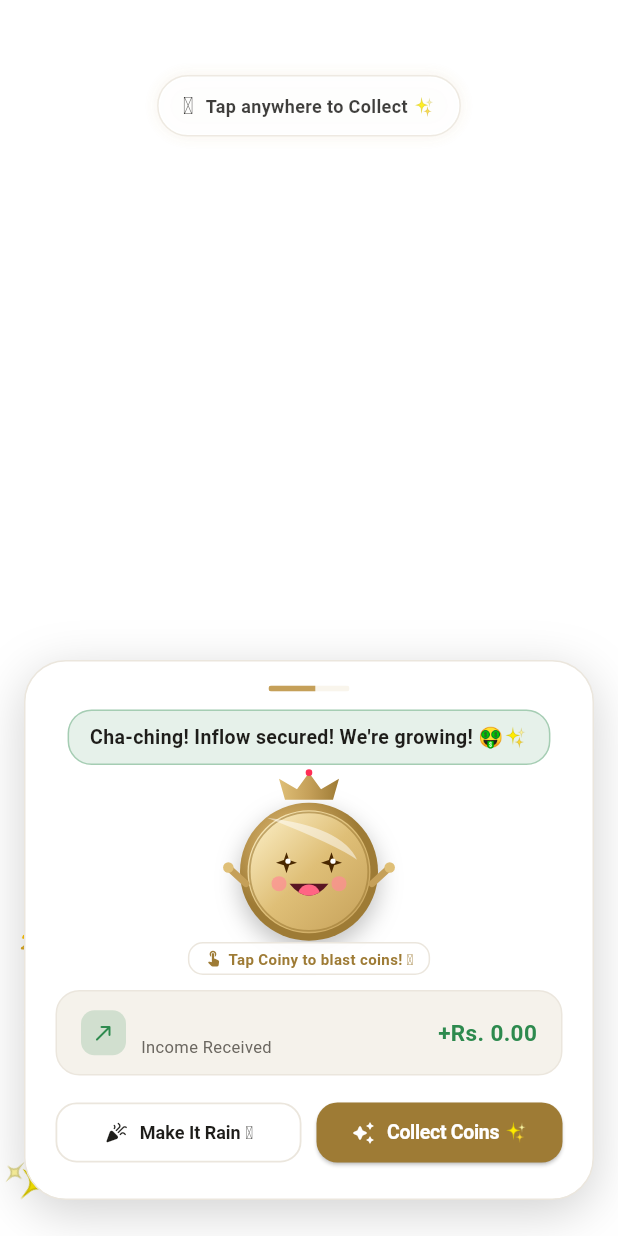
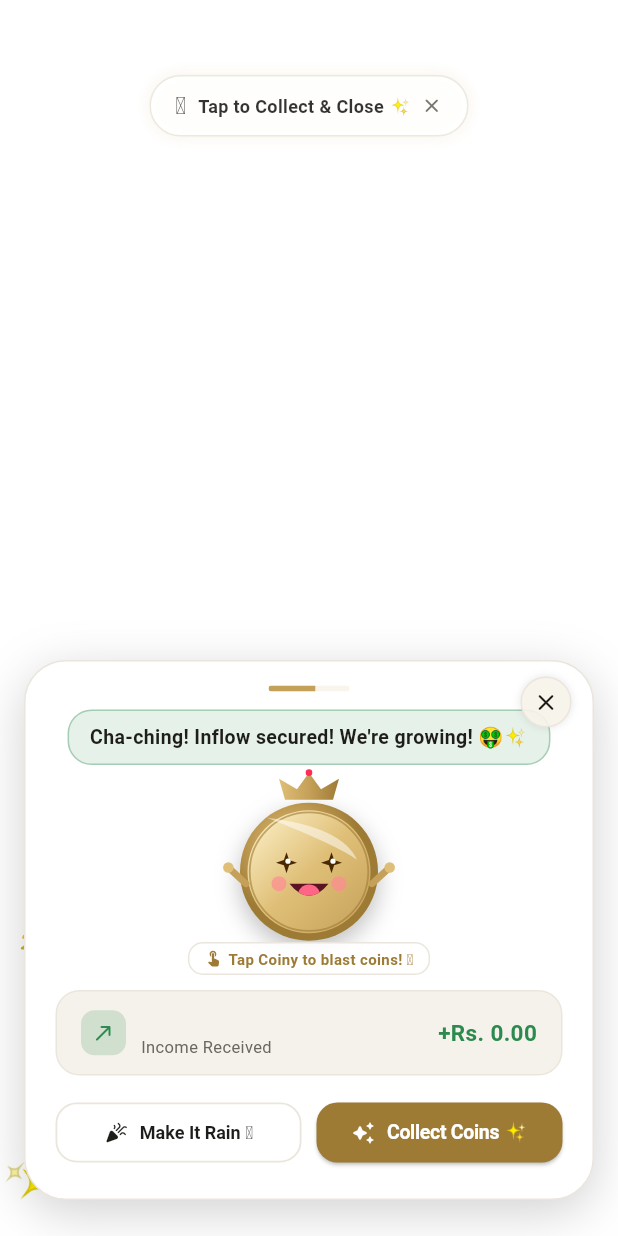
Before and after one commit to Chathuka-Pehesara/my-coin-app, a Flutter app: the CoinCharacterReactionModal screen opened directly with empty values, on a phone screen of 412 x 824 dp. Run offline on Flutter 3.47's test engine with Material 3 defaults, Android fonts, the light colour scheme and no system bars; our stand-ins replace fl_chart, local_auth, sensors_plus, share_plus, shared_preferences, sqflite; accounts and stored records are empty.

Commit message:
fix(ui): fix coin popup dismissal with dedicated close button and guaranteed absorption timeout

```diff
--- a/lib/widgets/coin_character_dialog.dart
+++ b/lib/widgets/coin_character_dialog.dart
@@ -74,6 +74,7 @@ class _CoinCharacterReactionModalState extends State<CoinCharacterReactionModal>
   int _pokeCount = 0;
   late String _mascotSpeech;
   bool _isAbsorbing = false;
+  bool _isClosed = false;
   Offset _absorptionTarget = const Offset(200, 120);
 
   @override
@@ -200,25 +201,22 @@ class _CoinCharacterReactionModalState extends State<CoinCharacterReactionModal>
         final coin = _arcadeCoins[i];
 
         if (_isAbsorbing) {
-          // Vacuum Absorption: curve towards absorption target
+          // Vacuum Absorption: smoothly pull directly towards absorption target
           final dx = _absorptionTarget.dx - coin.x;
           final dy = _absorptionTarget.dy - coin.y;
           final dist = sqrt(dx * dx + dy * dy);
 
-          if (dist < 28) {
+          if (dist < 42 || coin.scale <= 0.1 || coin.opacity <= 0.08) {
             // Absorbed into vault!
             _arcadeCoins.removeAt(i);
             continue;
           }
 
-          final pullStrength = 1800.0;
-          coin.vx += (dx / dist) * pullStrength * dt;
-          coin.vy += (dy / dist) * pullStrength * dt;
-          coin.x += coin.vx * dt;
-          coin.y += coin.vy * dt;
-          coin.rotation += coin.rotSpeed * dt * 3;
-          coin.scale = (coin.scale - 0.035).clamp(0.05, 1.5);
-          coin.opacity = (coin.opacity - 0.02).clamp(0.0, 1.0);
+          coin.x += dx * 0.22;
+          coin.y += dy * 0.22;
+          coin.scale = (coin.scale * 0.86).clamp(0.0, 1.5);
+          coin.opacity = (coin.opacity * 0.86).clamp(0.0, 1.0);
+          coin.rotation += coin.rotSpeed * dt * 2;
         } else {
           // Standard Arcade physics with gravity and bounce
           coin.vy += 650.0 * dt; // gravity
@@ -257,7 +255,10 @@ class _CoinCharacterReactionModalState extends State<CoinCharacterReactionModal>
   }
 
   void _startVacuumAbsorption() {
-    if (_isAbsorbing) return;
+    if (_isAbsorbing) {
+      _finishAndClose();
+      return;
+    }
     _isAbsorbing = true;
     _autoDismissTimer?.cancel();
     _progressTimer?.cancel();
@@ -269,11 +270,21 @@ class _CoinCharacterReactionModalState extends State<CoinCharacterReactionModal>
     setState(() {
       _mascotSpeech = 'Absorbing wealth into the vault! 🚀✨';
     });
+
+    // Hard fallback: force close after 550ms so user is never stuck
+    Timer(const Duration(milliseconds: 550), () {
+      _finishAndClose();
+    });
   }
 
   void _finishAndClose() {
+    if (_isClosed) return;
+    _isClosed = true;
+    _physicsTimer?.cancel();
+    _autoDismissTimer?.cancel();
+    _progressTimer?.cancel();
     if (mounted) {
-      Navigator.of(context).pop();
+      Navigator.of(context, rootNavigator: true).pop();
       widget.onDismissed?.call();
     }
   }
@@ -361,7 +372,13 @@ class _CoinCharacterReactionModalState extends State<CoinCharacterReactionModal>
         children: [
           // Background Tap dismiss/absorb layer
           GestureDetector(
-            onTap: _startVacuumAbsorption,
+            onTap: () {
+              if (_isAbsorbing) {
+                _finishAndClose();
+              } else {
+                _startVacuumAbsorption();
+              }
+            },
             behavior: HitTestBehavior.opaque,
             child: const SizedBox.expand(),
           ),
@@ -374,20 +391,22 @@ class _CoinCharacterReactionModalState extends State<CoinCharacterReactionModal>
             ),
           ),
 
-          // Top Vacuum Target Glow Pill
+          // Top Vacuum Target Glow Pill (Tap to close immediately)
           Positioned(
             top: 50,
             left: 24,
             right: 24,
             child: Center(
+              child: GestureDetector(
+                onTap: _finishAndClose,
                 child: AnimatedOpacity(
                   duration: const Duration(milliseconds: 300),
-                opacity: _isAbsorbing ? 1.0 : 0.85,
+                  opacity: _isAbsorbing ? 1.0 : 0.9,
                   child: Container(
                     padding: const EdgeInsets.symmetric(horizontal: 16, vertical: 8),
                     decoration: BoxDecoration(
                       color: (isDark ? AppColors.darkSurfaceElevated : Colors.white)
-                        .withValues(alpha: 0.92),
+                          .withValues(alpha: 0.94),
                       borderRadius: BorderRadius.circular(24),
                       border: Border.all(
                         color: _isAbsorbing ? AppColors.goldPrimary : AppColors.cardBorder,
@@ -406,14 +425,21 @@ class _CoinCharacterReactionModalState extends State<CoinCharacterReactionModal>
                         const Text('🪙', style: TextStyle(fontSize: 16)),
                         const SizedBox(width: 8),
                         Text(
-                        _isAbsorbing ? 'Collecting Coins...' : 'Tap anywhere to Collect ✨',
+                          _isAbsorbing ? 'Coins Collected! Tap to Close ✓' : 'Tap to Collect & Close ✨',
                           style: TextStyle(
                             fontSize: 12,
                             fontWeight: FontWeight.w700,
                             color: isDark ? AppColors.darkTextPrimary : AppColors.textPrimary,
                           ),
                         ),
+                        const SizedBox(width: 6),
+                        Icon(
+                          Icons.close_rounded,
+                          size: 15,
+                          color: isDark ? AppColors.darkTextSecondary : AppColors.textSecondary,
+                        ),
                       ],
+                    ),
                   ),
                 ),
               ),
@@ -442,7 +468,10 @@ class _CoinCharacterReactionModalState extends State<CoinCharacterReactionModal>
                   ),
                 ],
               ),
-              child: Column(
+              child: Stack(
+                clipBehavior: Clip.none,
+                children: [
+                  Column(
                     mainAxisSize: MainAxisSize.min,
                     children: [
                       // Dismiss progress bar indicator
@@ -659,15 +688,61 @@ class _CoinCharacterReactionModalState extends State<CoinCharacterReactionModal>
                             shape: RoundedRectangleBorder(borderRadius: BorderRadius.circular(14)),
                             elevation: 1,
                           ),
-                          onPressed: _startVacuumAbsorption,
-                          icon: const Icon(Icons.auto_awesome_rounded, size: 16),
-                          label: const Text(
-                            'Collect Coins ✨',
-                            style: TextStyle(fontWeight: FontWeight.bold, fontSize: 13),
+                          onPressed: () {
+                            if (_isAbsorbing) {
+                              _finishAndClose();
+                            } else {
+                              _startVacuumAbsorption();
+                            }
+                          },
+                          icon: Icon(
+                            _isAbsorbing ? Icons.check_circle_outline_rounded : Icons.auto_awesome_rounded,
+                            size: 16,
+                          ),
+                          label: Text(
+                            _isAbsorbing ? 'Done ✓' : 'Collect Coins ✨',
+                            style: const TextStyle(fontWeight: FontWeight.bold, fontSize: 13),
                           ),
                         ),
                       ),
                     ],
+                  ),
+                ],
+              ),
+
+              // Close 'X' Button on top-right of card
+              Positioned(
+                top: -6,
+                right: -6,
+                child: Material(
+                  color: Colors.transparent,
+                  child: InkWell(
+                    borderRadius: BorderRadius.circular(20),
+                    onTap: _finishAndClose,
+                    child: Container(
+                      padding: const EdgeInsets.all(7),
+                      decoration: BoxDecoration(
+                        color: isDark ? AppColors.darkSurfaceElevated : AppColors.goldSubtle.withValues(alpha: 0.9),
+                        shape: BoxShape.circle,
+                        border: Border.all(
+                          color: isDark ? AppColors.darkBorder : AppColors.cardBorder,
+                          width: 1,
+                        ),
+                        boxShadow: [
+                          BoxShadow(
+                            color: Colors.black.withValues(alpha: 0.1),
+                            blurRadius: 4,
+                          ),
+                        ],
+                      ),
+                      child: Icon(
+                        Icons.close_rounded,
+                        size: 18,
+                        color: isDark ? AppColors.darkTextPrimary : AppColors.textPrimary,
+                      ),
+                    ),
+                  ),
+                ),
               ),
             ],
           ),
```
Lines whose indentation alone changed are shown as unchanged.
